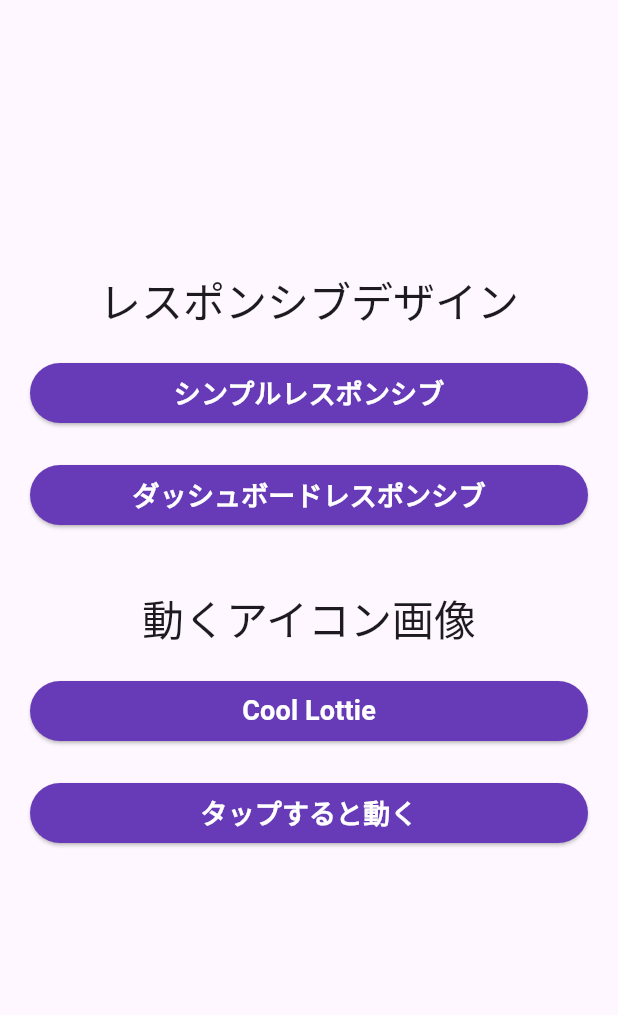
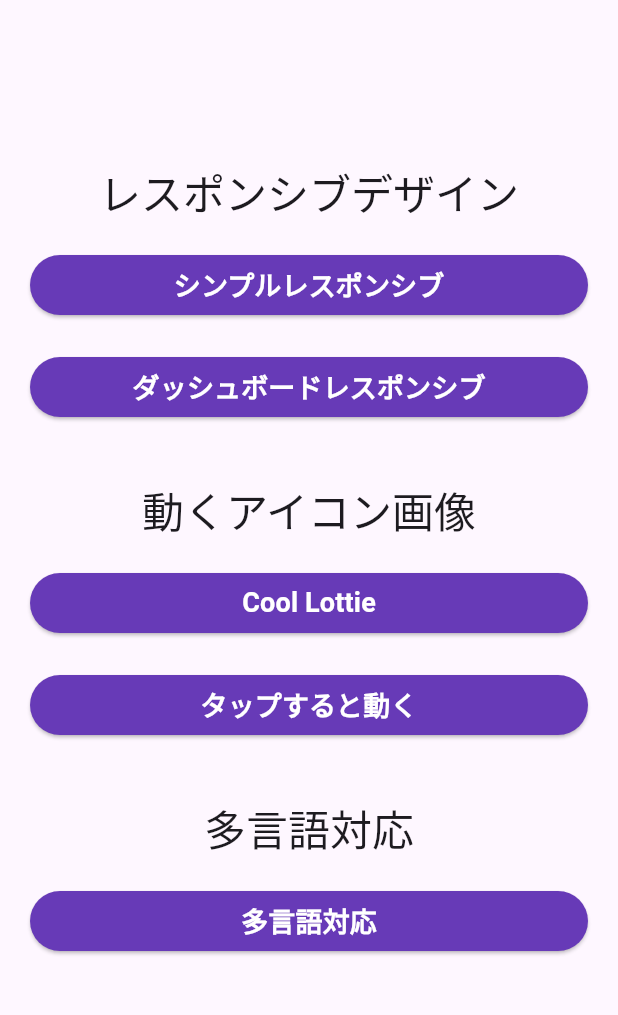
Before and after one commit to shinnkura/flutter_note, a Flutter app: the screen it shows after launch, on a phone screen of 412 x 824 dp, the part 84-1099 px from its top. Run offline on Flutter 3.47's test engine with Material 2 defaults, Android fonts, the phone set to English and light mode, and no system bars; our stand-ins replace device_preview, lottie, shared_preferences; generated files the repository leaves out were written again.

Commit message:
Add：メイン画面に多言語対応のアプリを作成

```diff
--- a/lib/main.dart
+++ b/lib/main.dart
@@ -1,6 +1,7 @@
 import 'package:device_preview/device_preview.dart';
 import 'package:flutter/foundation.dart';
 import 'package:flutter/material.dart';
+import 'package:flutter_note/multi_language/main.dart';
 
 import 'components/button.dart';
 import 'lottie/cool/main.dart';
@@ -42,6 +43,7 @@ class MyHome extends StatelessWidget {
         'd_responsive': (context) => TableResponsive(),
         'cool': (context) => CoolApp(),
         'example': (context) => ExamplesApp(),
+        'multi_language': (context) => MultiLanguageApp(),
       },
       locale: DevicePreview.locale(context),
       builder: DevicePreview.appBuilder,
@@ -128,6 +130,28 @@ class MyApp extends StatelessWidget {
                 ],
               ),
             ),
+            SizedBox(
+              height: 20,
+            ),
+            Text(
+              '多言語対応',
+              style: Theme.of(context).textTheme.headlineMedium,
+            ),
+            Padding(
+              padding: const EdgeInsets.all(20),
+              child: Column(
+                children: [
+                  Button(
+                    width: double.infinity,
+                    title: '多言語対応',
+                    onPressed: () {
+                      Navigator.of(context).pushNamed('multi_language');
+                    },
+                    disable: false,
+                  ),
+                ],
+              ),
+            ),
           ],
         ),
       ),
--- a/lib/multi_language/main.dart
+++ b/lib/multi_language/main.dart
@@ -6,22 +6,22 @@ import 'router/custom_router.dart';
 import 'router/route_constatns.dart';
 
 void main() {
-  runApp(const MyApp());
+  runApp(const MultiLanguageApp());
 }
 
-class MyApp extends StatefulWidget {
-  const MyApp({Key? key}) : super(key: key);
+class MultiLanguageApp extends StatefulWidget {
+  const MultiLanguageApp({Key? key}) : super(key: key);
 
   @override
-  State<MyApp> createState() => _MyAppState();
+  State<MultiLanguageApp> createState() => _MultiLanguageAppState();
 
   static void setLocale(BuildContext context, Locale newLocale) {
-    _MyAppState? state = context.findAncestorStateOfType<_MyAppState>();
+    _MultiLanguageAppState? state = context.findAncestorStateOfType<_MultiLanguageAppState>();
     state?.setLocale(newLocale);
   }
 }
 
-class _MyAppState extends State<MyApp> {
+class _MultiLanguageAppState extends State<MultiLanguageApp> {
   Locale? _locale;
 
   setLocale(Locale locale) {
--- a/lib/multi_language/pages/home_page.dart
+++ b/lib/multi_language/pages/home_page.dart
@@ -36,7 +36,7 @@ class _HomePageState extends State<HomePage> {
               onChanged: (Language? language) async {
                 if (language != null) {
                   Locale _locale = await setLocale(language.languageCode);
-                  MyApp.setLocale(context, _locale);
+                  MultiLanguageApp.setLocale(context, _locale);
                 }
               },
               items: Language.languageList()
--- a/lib/multi_language/pages/settings_page.dart
+++ b/lib/multi_language/pages/settings_page.dart
@@ -25,7 +25,7 @@ class _SettingsPageState extends State<SettingsPage> {
         onChanged: (Language? language) async {
           if (language != null) {
             Locale _locale = await setLocale(language.languageCode);
-            MyApp.setLocale(context, _locale);
+            MultiLanguageApp.setLocale(context, _locale);
           }
         },
         items: Language.languageList()
```
